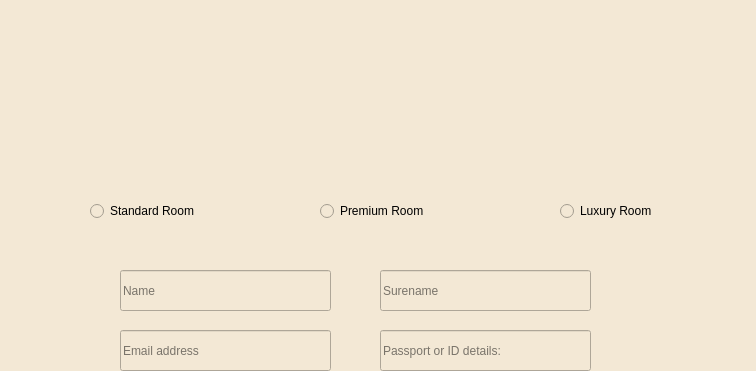
Above: reserve.ui from phakobyan/messages before the change; both pictures show x 0 to 756 and y 0 to 371 of the 756 by 600 pixel window. Below: the same form after it.
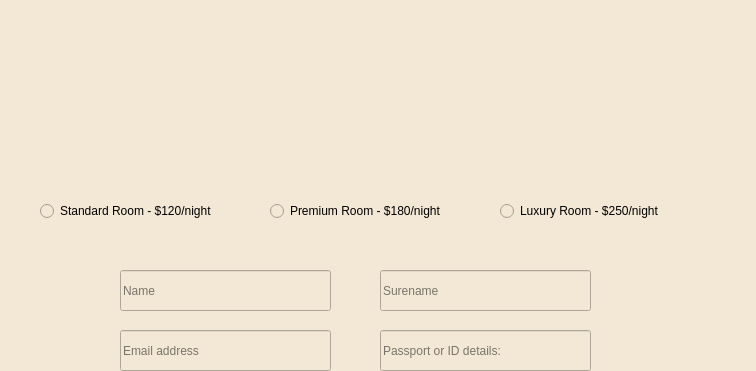
That is the form after the change. Icons and pictures are not drawn.

Diff of the .ui file:
```diff
--- a/reserve.ui
+++ b/reserve.ui
@@ -238,9 +238,9 @@
    <widget class="QRadioButton" name="StandardRoom">
     <property name="geometry">
      <rect>
-      <x>90</x>
+      <x>40</x>
       <y>200</y>
-      <width>131</width>
+      <width>221</width>
       <height>22</height>
      </rect>
     </property>
@@ -248,15 +248,15 @@
      <string notr="true">color: rgb(0, 0, 0);</string>
     </property>
     <property name="text">
-     <string>Standard Room</string>
+     <string>Standard Room - $120/night</string>
     </property>
    </widget>
    <widget class="QRadioButton" name="PremiumRoom">
     <property name="geometry">
      <rect>
-      <x>320</x>
+      <x>270</x>
       <y>200</y>
-      <width>131</width>
+      <width>221</width>
       <height>22</height>
      </rect>
     </property>
@@ -264,15 +264,15 @@
      <string notr="true">color: rgb(0, 0, 0);</string>
     </property>
     <property name="text">
-     <string>Premium Room</string>
+     <string>Premium Room - $180/night</string>
     </property>
    </widget>
    <widget class="QRadioButton" name="LuxuryRoom">
     <property name="geometry">
      <rect>
-      <x>560</x>
+      <x>500</x>
       <y>200</y>
-      <width>111</width>
+      <width>211</width>
       <height>22</height>
      </rect>
     </property>
@@ -280,7 +280,7 @@
      <string notr="true">color: rgb(0, 0, 0);</string>
     </property>
     <property name="text">
-     <string>Luxury Room</string>
+     <string>Luxury Room - $250/night</string>
     </property>
    </widget>
    <zorder>Surename_R</zorder>
```
Left out of the diff: 6 changed lines with no effect on the pictures.
